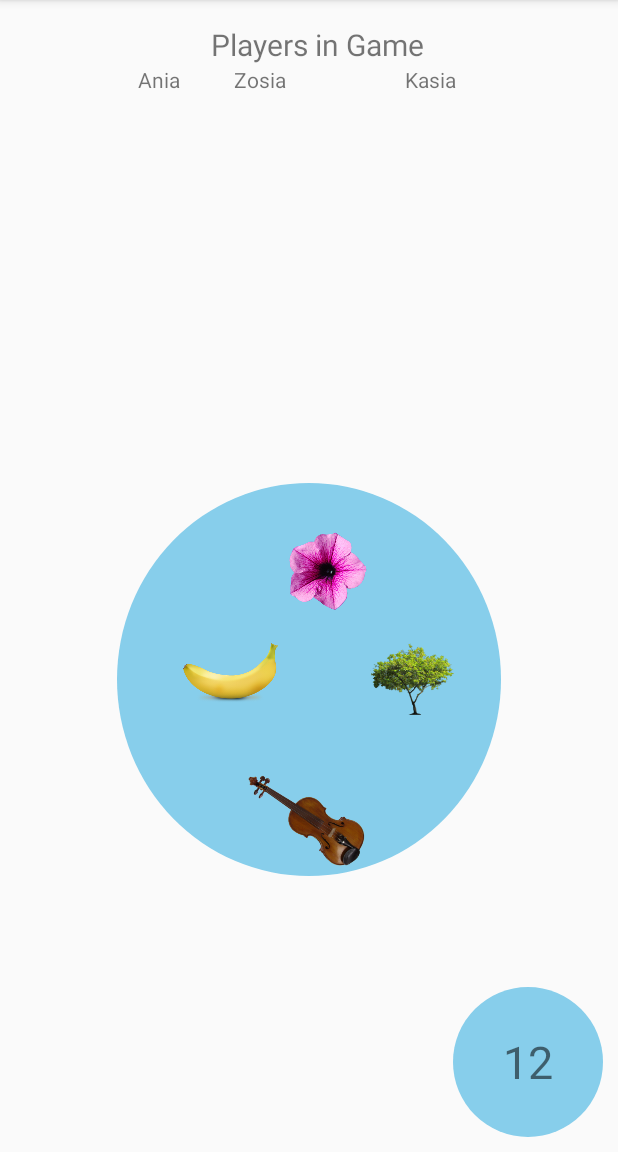
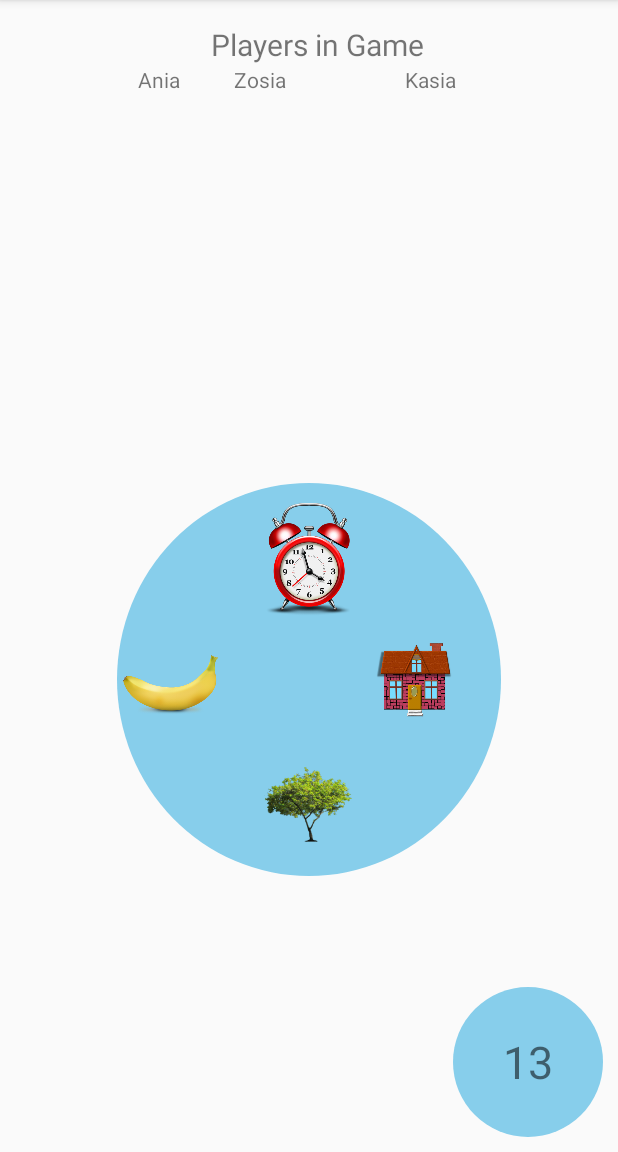
Before and after one commit to r-m-r-f/Dobble-android, an Android app: the ClientGameActivity screen opened directly, with no data from a screen before it, after a tap on an icon or button, on a phone screen of 412 x 824 dp, the part 84-1236 px from its top. Run offline under Robolectric (Android 15) with nearby library versions, the phone set to English and light mode, and no system bars; network calls fail; 2 statements that could not run were skipped.

```diff
--- a/app/src/main/java/dobbleproject/dobble/ClientGameActivity.java
+++ b/app/src/main/java/dobbleproject/dobble/ClientGameActivity.java
@@ -1,11 +1,12 @@
 package dobbleproject.dobble;
 
 import android.annotation.SuppressLint;
-import android.app.AlertDialog;
+import android.content.Context;
 import android.content.DialogInterface;
 import android.content.Intent;
 import android.os.Handler;
 import android.os.Message;
+import android.support.v7.app.AlertDialog;
 import android.support.v7.app.AppCompatActivity;
 import android.os.Bundle;
 import android.view.View;
@@ -14,27 +15,28 @@ import android.widget.TextView;
 import android.widget.Toast;
 
 import java.util.ArrayList;
-import java.util.Arrays;
 import java.util.List;
-import java.util.Random;
 
 import dobbleproject.dobble.Game.Card;
-import dobbleproject.dobble.Game.Deck4;
 import dobbleproject.dobble.Player.PlayerSocketReader;
-import dobbleproject.dobble.Server.Player;
 
 public class ClientGameActivity extends AppCompatActivity {
 
     List<Integer> images = new ArrayList<>();
-    List<List<Integer>> indices  = new ArrayList<>();
-    List<ImageView> cardImages  = new ArrayList<>();
-    int cardsLeft = 13;
+//    List<List<Integer>> indices  = new ArrayList<>();
+    List<ImageView> cardImageView = new ArrayList<>();
+    int cardsLeft;
     TextView number;
 
-    ArrayList<Card> hand;
-    Card currentCard = null;
+    ArrayList<Card> hand = null;
+    Card currentPlayerCard = null;
+    Card currentServerCard = null;
+    // Index of the correct image
+    int correctImageIndex;
+    int currentPlayerCardIndex;
 
     Handler mHandler;
+    Context mContext;
 
     // Threads
     PlayerSocketReader socketReader;
@@ -44,6 +46,7 @@ public class ClientGameActivity extends AppCompatActivity {
     protected void onCreate(Bundle savedInstanceState) {
         super.onCreate(savedInstanceState);
         setContentView(R.layout.activity_game);
+        mContext = this;
 
         mHandler = new Handler() {
             @Override
@@ -51,12 +54,25 @@ public class ClientGameActivity extends AppCompatActivity {
                 switch (msg.what){
                     case MessageType.HAND_DELIVERED:
                         hand = msg.getData().getParcelableArrayList("hand");
-                        Toast.makeText(getApplicationContext(), "got hand: size " + hand.size(), Toast.LENGTH_LONG);
-                        currentCard = hand.get(0);
+                        Toast.makeText(mContext, "got hand: size " + hand.size(), Toast.LENGTH_LONG).show();
+                        currentPlayerCardIndex = 0;
+                        currentPlayerCard = hand.get(currentPlayerCardIndex);
+
+                        updateCardsLeft();
                         displayCard();
                         break;
+                    case MessageType.NEW_TURN:
+                        currentServerCard = msg.getData().getParcelable("card");
+                        List<Integer> serverIndexes = currentServerCard.getIndexes();
+                        serverIndexes.retainAll(currentPlayerCard.getIndexes());
+
+                        correctImageIndex = serverIndexes.get(0);
+
+                        Toast.makeText(mContext, "new turn! " + images.get(correctImageIndex), Toast.LENGTH_SHORT).show();
+                        break;
+
                     case MessageType.DEBUG:
-                        Toast.makeText(getApplicationContext(), "server responded!", Toast.LENGTH_LONG);
+                        Toast.makeText(mContext, "server responded!", Toast.LENGTH_SHORT).show();
                         break;
                 }
             }
@@ -64,7 +80,7 @@ public class ClientGameActivity extends AppCompatActivity {
 
         number = findViewById(R.id.cardsLeft);
         setImagesFromResources();
-        setIndices();
+//        setIndices();
         setCardImages();
         setListeners();
         //pickCard();
@@ -89,47 +105,98 @@ public class ClientGameActivity extends AppCompatActivity {
         images.add(R.drawable.york);
     }
 
-    private void setIndices(){
-        indices.add(Arrays.asList(0,1,2,9));
-        indices.add(Arrays.asList(9,3,4,5));
-        indices.add(Arrays.asList(8,9,6,7));
-        indices.add(Arrays.asList(0,10,3,6));
-        indices.add(Arrays.asList(1,10,4,7));
-        indices.add(Arrays.asList(8,2,10,5));
-        indices.add(Arrays.asList(0,8,11,4));
-        indices.add(Arrays.asList(1,11,5,6));
-        indices.add(Arrays.asList(11,2,3,7));
-        indices.add(Arrays.asList(0,12,5,7));
-        indices.add(Arrays.asList(8,1,3,12));
-        indices.add(Arrays.asList(12,2,4,6));
-        indices.add(Arrays.asList(9,10,11,12));
+//    private void setIndices(){
+//        indices.add(Arrays.asList(0,1,2,9));
+//        indices.add(Arrays.asList(9,3,4,5));
+//        indices.add(Arrays.asList(8,9,6,7));
+//        indices.add(Arrays.asList(0,10,3,6));
+//        indices.add(Arrays.asList(1,10,4,7));
+//        indices.add(Arrays.asList(8,2,10,5));
+//        indices.add(Arrays.asList(0,8,11,4));
+//        indices.add(Arrays.asList(1,11,5,6));
+//        indices.add(Arrays.asList(11,2,3,7));
+//        indices.add(Arrays.asList(0,12,5,7));
+//        indices.add(Arrays.asList(8,1,3,12));
+//        indices.add(Arrays.asList(12,2,4,6));
+//        indices.add(Arrays.asList(9,10,11,12));
+//    }
+
+    private void setCardImages(){
+        cardImageView.add((ImageView)findViewById(R.id.image));
+        cardImageView.add((ImageView)findViewById(R.id.image1));
+        cardImageView.add((ImageView)findViewById(R.id.image2));
+        cardImageView.add((ImageView)findViewById(R.id.image3));
     }
 
-    private void setCardImages(){
-        cardImages.add((ImageView)findViewById(R.id.image));
-        cardImages.add((ImageView)findViewById(R.id.image1));
-        cardImages.add((ImageView)findViewById(R.id.image2));
-        cardImages.add((ImageView)findViewById(R.id.image3));
+//    private void pickCard(){
+//        if(cardsLeft>0) {
+//            Random generator = new Random();
+//            int idx = generator.nextInt(cardsLeft);
+//
+//            int i = 0;
+//            for (ImageView imageView : cardImageView) {
+//                imageView.setImageResource(images.get(indices.get(idx).get(i)));
+//                i++;
+//            }
+//
+//            indices.remove(idx);
+//            cardsLeft--;
+//            number.setText(String.valueOf(cardsLeft));
+//        }
+//        else {
+//
+//            AlertDialog.Builder builder = new AlertDialog.Builder(this);
+//            builder
+//                    .setTitle("End of Game")
+//                    .setMessage("Play again?")
+//                    .setIcon(android.R.drawable.ic_dialog_alert)
+//                    .setPositiveButton("Yes", new DialogInterface.OnClickListener() {
+//                        public void onClick(DialogInterface dialog, int which) {
+//                            //Yes button clicked, do something
+//                            Intent intent = new Intent(ClientGameActivity.this, ClientActivity.class);
+//                            startActivity(intent);
+//                        }
+//                    })
+//                    .setNegativeButton("No", null)
+//                    .show();
+//        }
+//    }
+
+    private void displayCard() {
+//        int i = 0;
+//        for(int idx : hand.get(currentPlayerCardIndex).getIndexes()) {
+//            cardImageView.get(i).setImageResource(images.get(idx));
+//            i++;
+//        }
+        List<Integer> indexes = hand.get(currentPlayerCardIndex).getIndexes();
+        for(int i=0; i < cardImageView.size(); i++) {
+
+            cardImageView.get(i)
+                    .setImageResource(
+                            images.get(
+                                    indexes.get(i)
+                            )
+                    );
+        }
     }
 
-    private void pickCard(){
-        if(cardsLeft>0) {
-            Random generator = new Random();
-            int idx = generator.nextInt(cardsLeft);
-
-            int i = 0;
-            for (ImageView imageView : cardImages) {
-                imageView.setImageResource(images.get(indices.get(idx).get(i)));
-                i++;
+    private void updateCardsLeft() {
+        cardsLeft = hand.size() - currentPlayerCardIndex - 1;
+        number.setText(String.valueOf(cardsLeft));
     }
 
-            indices.remove(idx);
-            cardsLeft--;
-            number.setText(String.valueOf(cardsLeft));
-        }
-        else {
-
-            AlertDialog.Builder builder = new AlertDialog.Builder(this);
+    private void setListeners(){
+        for(final ImageView imageView : cardImageView){
+            imageView.setOnClickListener( new View.OnClickListener(){
+                @Override
+                public void onClick(View v) {
+                   if(hand != null) {
+                       if(cardsLeft > 0) {
+                           currentPlayerCardIndex++;
+                           displayCard();
+                           updateCardsLeft();
+                       } else {
+                           AlertDialog.Builder builder = new AlertDialog.Builder(mContext);
                            builder
                                    .setTitle("End of Game")
                                    .setMessage("Play again?")
@@ -144,22 +211,8 @@ public class ClientGameActivity extends AppCompatActivity {
                                    .setNegativeButton("No", null)
                                    .show();
                        }
+
                    }
-
-    private void displayCard() {
-        int i = 0;
-        for(int idx : currentCard.getIndexes()) {
-            cardImages.get(i).setImageResource(images.get(idx));
-            i++;
-        }
-    }
-
-    private void setListeners(){
-        for(ImageView imageView : cardImages){
-            imageView.setOnClickListener( new View.OnClickListener(){
-                @Override
-                public void onClick(View v) {
-                    pickCard();
                 }
             });
         }
--- a/app/src/main/java/dobbleproject/dobble/MessageType.java
+++ b/app/src/main/java/dobbleproject/dobble/MessageType.java
@@ -16,5 +16,6 @@ public class MessageType {
     public static final int REGISTER_REQUEST_ERROR = 9;
     public static final int SOCKET_ERROR = 10;
     public static final int HAND_DELIVERED = 11;
+    public static final int NEW_TURN = 12;
 
 }
--- a/app/src/main/java/dobbleproject/dobble/Packet/PacketParser.java
+++ b/app/src/main/java/dobbleproject/dobble/Packet/PacketParser.java
@@ -37,10 +37,12 @@ public class PacketParser {
                     packet = new RegisterAcceptedPacket(payload.getString("name"), payload.getString("ip"), payload.getInt("port"));
                     break;
                 case "setup":
-                    // TODO: Check if casting works
-//                    Log.d("hand packet: ", );
                     packet = new GameSetupPacket(payload.getJSONArray("hand"), payload.getInt("number"));
                     break;
+                case "newTurn":
+                    packet = new NewTurnPacket(payload.getJSONArray("card"));
+                    break;
+
             }
 
         } catch (Exception e) {
--- a/app/src/main/java/dobbleproject/dobble/Server/ServerGameListener.java
+++ b/app/src/main/java/dobbleproject/dobble/Server/ServerGameListener.java
@@ -29,6 +29,7 @@ public class ServerGameListener extends Thread {
 
         while (isRunning && !interrupted()) {
 
+
         }
 
 
--- a/app/src/main/res/layout/activity_game.xml
+++ b/app/src/main/res/layout/activity_game.xml
@@ -49,18 +49,18 @@
             android:id="@+id/image"
             android:layout_width="65dp"
             android:layout_height="92dp"
-            android:layout_alignBottom="@+id/image2"
-            android:layout_toStartOf="@+id/image3"
-            android:src="@drawable/banana"/>
+            android:layout_alignTop="@+id/image2"
+            android:layout_toStartOf="@+id/image1"
+            android:src="@drawable/banana" />
 
         <ImageView
             android:id="@+id/image1"
             android:layout_width="118dp"
             android:layout_height="75dp"
-            android:layout_below="@+id/image"
+            android:layout_below="@+id/image_server"
             android:layout_centerHorizontal="true"
             android:layout_marginTop="13dp"
-            android:src="@drawable/budzik"/>
+            android:src="@drawable/budzik" />
 
         <ImageView
             android:id="@+id/image2"
@@ -69,15 +69,16 @@
             android:layout_alignParentEnd="true"
             android:layout_centerVertical="true"
             android:layout_marginEnd="30dp"
-            android:src="@drawable/dom"/>
+            android:src="@drawable/dom" />
 
         <ImageView
             android:id="@+id/image3"
             android:layout_width="60dp"
             android:layout_height="60dp"
-            android:layout_above="@+id/image2"
-            android:layout_toStartOf="@+id/image2"
-            android:src="@drawable/drzewo"/>
+            android:layout_below="@+id/image2"
+            android:layout_centerHorizontal="true"
+            android:layout_marginTop="11dp"
+            android:src="@drawable/drzewo" />
 
 
     </RelativeLayout>
```
Also changed, not shown: app/src/main/java/dobbleproject/dobble/Packet/AcknowledgementPacket.java (deleted, +0 -16 lines), app/src/main/java/dobbleproject/dobble/Packet/NewTurnPacket.java (added, +35 -0 lines), app/src/main/java/dobbleproject/dobble/Player/PlayerSocketReader.java (+14 -7 lines), app/src/main/java/dobbleproject/dobble/ServerGameActivity.java (+92 -37 lines), app/src/main/res/layout/activity_server_game.xml (+9 -9 lines). Lines whose indentation alone changed are shown as unchanged.
